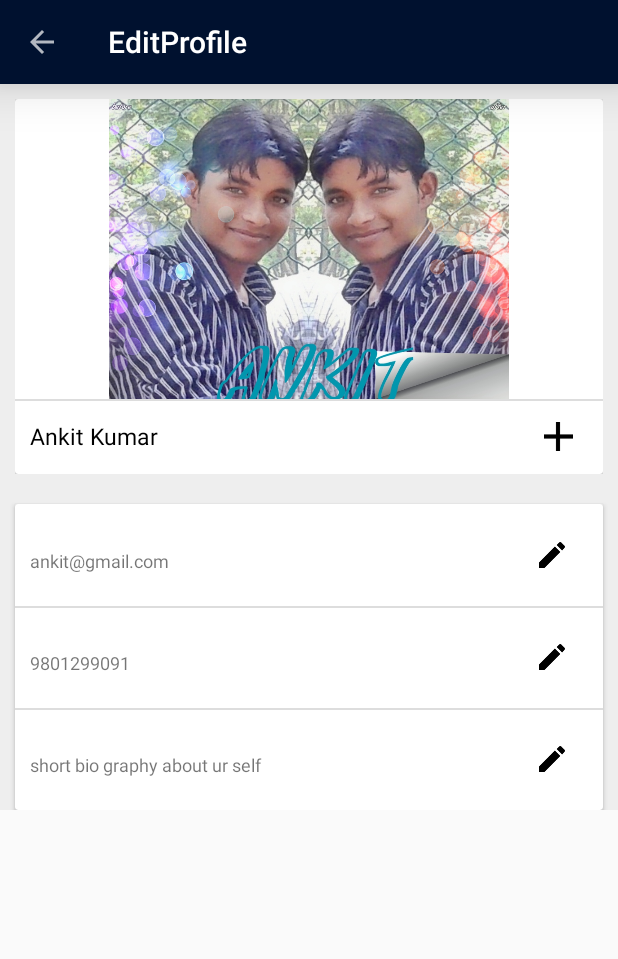
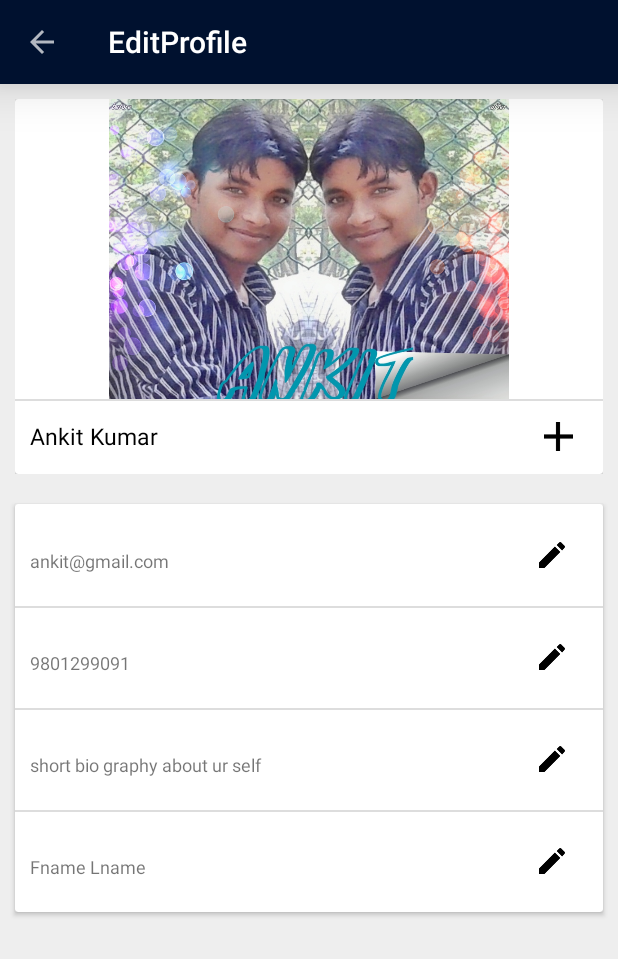
Before and after one commit to bxute/collegare-app, an Android app: the EditProfile screen opened directly, with no data from a screen before it, on a phone screen of 412 x 824 dp. Shown: the top 959 px of the screen. Run offline under Robolectric (Android 15) with nearby library versions, the phone set to English and light mode, and no system bars.

Commit message:
bug fixation

```diff
--- a/app/src/main/AndroidManifest.xml
+++ b/app/src/main/AndroidManifest.xml
@@ -46,6 +46,7 @@
             </intent-filter>
         </activity>
         <activity
+            android:screenOrientation="portrait"
             android:name=".Activity.individualPost"
             android:label="@string/title_activity_individual_post"
             android:parentActivityName=".Activity.Home"
--- a/app/src/main/java/com/collegare/com/collegare/Activity/EditProfile.java
+++ b/app/src/main/java/com/collegare/com/collegare/Activity/EditProfile.java
@@ -1,5 +1,6 @@
 package com.collegare.com.collegare.Activity;
 
+import android.app.ProgressDialog;
 import android.content.Intent;
 import android.database.Cursor;
 import android.graphics.BitmapFactory;
@@ -8,6 +9,7 @@ import android.os.Bundle;
 import android.provider.MediaStore;
 import android.support.v7.app.AppCompatActivity;
 import android.support.v7.widget.Toolbar;
+import android.util.Log;
 import android.view.View;
 import android.widget.EditText;
 import android.widget.ImageView;
@@ -15,6 +17,8 @@ import android.widget.LinearLayout;
 import android.widget.RelativeLayout;
 import android.widget.TextView;
 
+import com.collegare.com.collegare.Managers.DatabaseManager;
+import com.collegare.com.collegare.Models.CollegareUser;
 import com.collegare.com.collegare.R;
 
 public class EditProfile extends AppCompatActivity implements View.OnClickListener {
@@ -22,21 +26,21 @@ public class EditProfile extends AppCompatActivity implements View.OnClickListen
     ImageView proImage;
     TextView emailDisplay;
     ImageView editEmailImg, saveEmailImg;
-    EditText editEmailBox;
+    EditText editEmailBox,editNameBox;
     LinearLayout editHolder, displayHolder;
 
     Toolbar toolbar;
 
-    TextView contactDisplay;
-    ImageView editContactImg, saveContactImg;
+    TextView contactDisplay,username;
+    ImageView editContactImg, saveContactImg,saveNameImg,editNameImg;
     EditText editContactBox;
-    LinearLayout editcontactHolder, displayContactHolder;
+    LinearLayout editcontactHolder, displayContactHolder ,displayNameHolder;
 
-    TextView bioDisplay;
+    TextView bioDisplay,nameDisplay;
     ImageView editBioImg, saveBioImg;
     EditText editBioBox;
-    LinearLayout editBioHolder, displayBioHolder;
-
+    LinearLayout editBioHolder, displayBioHolder,editNameHolder;
+    ProgressDialog progressDialog;
     RelativeLayout proImageLayout;
 
     @Override
@@ -47,7 +51,9 @@ public class EditProfile extends AppCompatActivity implements View.OnClickListen
         setSupportActionBar(toolbar);
         getSupportActionBar().setHomeButtonEnabled(true);
         getSupportActionBar().setDisplayHomeAsUpEnabled(true);
+        progressDialog= new ProgressDialog(this);
 
+        username=(TextView)findViewById(R.id.username);
         proImage = (ImageView) findViewById(R.id.image);
         emailDisplay = (TextView) findViewById(R.id.Email);
         editEmailImg = (ImageView) findViewById(R.id.editEmailImage);
@@ -56,18 +62,26 @@ public class EditProfile extends AppCompatActivity implements View.OnClickListen
         editHolder = (LinearLayout) findViewById(R.id.editEmailHolder);
         displayHolder = (LinearLayout) findViewById(R.id.displayEmailHolder);
 
+
         contactDisplay = (TextView) findViewById(R.id.Contact);
         editContactImg = (ImageView) findViewById(R.id.editContactImage);
         saveContactImg = (ImageView) findViewById(R.id.saveContact);
+        saveNameImg= (ImageView) findViewById(R.id.saveName);
+        editNameBox= (EditText) findViewById(R.id.nameEditBox);
         editContactBox = (EditText) findViewById(R.id.contactEditBox);
         editcontactHolder = (LinearLayout) findViewById(R.id.editContactHolder);
         displayContactHolder = (LinearLayout) findViewById(R.id.displayContactHolder);
-
-
+        displayNameHolder= (LinearLayout) findViewById(R.id.displayNameHolder);
+        nameDisplay = (TextView) findViewById(R.id.Name);
         bioDisplay = (TextView) findViewById(R.id.Bio);
         editBioImg = (ImageView) findViewById(R.id.editBioImage);
         saveBioImg = (ImageView) findViewById(R.id.saveBio);
+        editNameImg= (ImageView) findViewById(R.id.editNameImage);
+
         editBioBox = (EditText) findViewById(R.id.bioEditBox);
+        editNameBox= (EditText) findViewById(R.id.nameEditBox);
+
+        editNameHolder= (LinearLayout) findViewById(R.id.editNameHolder);
         editBioHolder = (LinearLayout) findViewById(R.id.editBioHolder);
         displayBioHolder = (LinearLayout) findViewById(R.id.displayBioHolder);
 
@@ -84,8 +98,22 @@ public class EditProfile extends AppCompatActivity implements View.OnClickListen
         saveBioImg.setOnClickListener(this);
         editBioImg.setOnClickListener(this);
 
+        saveNameImg.setOnClickListener(this);
+        editNameImg.setOnClickListener(this);
+
+        progressDialog.setMessage("Saving Back....");
+        progressDialog.setIndeterminate(true);
     }
 
+    public void Intialize(){
+        CollegareUser user= DatabaseManager.getInstance(this).getUser();
+
+        username.setText(user.firstname+" "+user.lastname);
+        emailDisplay.setText(user.email);
+        contactDisplay.setText("000-000000-00");
+        bioDisplay.setText("null for now");
+
+    }
     @Override
     public void onClick(View view) {
         int id = view.getId();
@@ -129,6 +157,16 @@ public class EditProfile extends AppCompatActivity implements View.OnClickListen
                 editBioBox.setText(bioDisplay.getText().toString());
                 break;
 
+            case R.id.saveName:
+                editNameHolder.setVisibility(View.GONE);
+                displayNameHolder.setVisibility(View.VISIBLE);
+                nameDisplay.setText(editNameBox.getText().toString());
+                break;
+            case R.id.editNameImage:
+                editNameHolder.setVisibility(View.VISIBLE);
+                displayNameHolder.setVisibility(View.GONE);
+                editNameBox.setText(nameDisplay.getText().toString());
+                break;
         }
 
     }
@@ -140,6 +178,9 @@ public class EditProfile extends AppCompatActivity implements View.OnClickListen
 
     }
 
+    private void SaveChanges(){
+
+    }
     @Override
     protected void onActivityResult(int requestCode, int resultCode, Intent data) {
 
--- a/app/src/main/java/com/collegare/com/collegare/Activity/Home.java
+++ b/app/src/main/java/com/collegare/com/collegare/Activity/Home.java
@@ -87,6 +87,9 @@ public class Home extends AppCompatActivity {
         switch (id) {
             case R.id.action_Profile:
                 Intent aboutUsIntent = new Intent(this, Profile.class);
+                Bundle data=new Bundle();
+                data.putString("username",DatabaseManager.getInstance(this).getUser().username);
+                aboutUsIntent.putExtras(data);
                 startActivity(aboutUsIntent);
                 break;
             case R.id.action_LogOut:
--- a/app/src/main/java/com/collegare/com/collegare/Activity/Login.java
+++ b/app/src/main/java/com/collegare/com/collegare/Activity/Login.java
@@ -19,6 +19,7 @@ import android.widget.CheckBox;
 import android.widget.EditText;
 import android.widget.Toast;
 
+import com.android.volley.DefaultRetryPolicy;
 import com.android.volley.Request;
 import com.android.volley.Response;
 import com.android.volley.VolleyError;
@@ -178,7 +179,10 @@ public class Login extends AppCompatActivity implements View.OnClickListener, Vi
                 return params;
             }
         };
-        //Log.e("reqeust for login", "");
+        request.setRetryPolicy(new DefaultRetryPolicy(10000,
+                DefaultRetryPolicy.DEFAULT_MAX_RETRIES,
+                DefaultRetryPolicy.DEFAULT_BACKOFF_MULT));
+
         AppManager.getInstance().addToRequestQueue(request, "login", this);
     }
     private void TimeOut(){
--- a/app/src/main/res/layout/activity_profile.xml
+++ b/app/src/main/res/layout/activity_profile.xml
@@ -50,7 +50,7 @@
     </android.support.design.widget.AppBarLayout>
 
     <android.support.v4.widget.NestedScrollView
-        android:layout_height="wrap_content"
+        android:layout_height="match_parent"
         android:layout_width="match_parent"
         android:layout_gravity="fill"
         android:background="#eeeeee"
--- a/app/src/main/res/layout/edit_profile.xml
+++ b/app/src/main/res/layout/edit_profile.xml
@@ -5,9 +5,10 @@ xmlns:android="http://schemas.android.com/apk/res/android"
     android:layout_below="@+id/toolbar"
     android:layout_width="match_parent"
     android:id="@+id/scroller"
-    android:layout_height="wrap_content">
+    android:layout_height="match_parent">
 
 <RelativeLayout
+
     android:background="#eeeeee"
     android:layout_width="match_parent"
     android:layout_height="match_parent"
@@ -62,6 +63,7 @@ xmlns:android="http://schemas.android.com/apk/res/android"
                         android:layout_height="match_parent">
 
                         <TextView
+                            android:id="@+id/username"
                             android:textSize="15sp"
                             android:textColor="#000000"
                             android:gravity="center_vertical"
@@ -105,12 +107,14 @@ xmlns:android="http://schemas.android.com/apk/res/android"
         android:layout_marginLeft="10dp"
         android:layout_width="match_parent"
         android:layout_height="wrap_content"
+        android:layout_marginBottom="40dp"
         >
 
 
    <RelativeLayout
        android:layout_width="match_parent"
        android:layout_height="match_parent">
+
 
     <RelativeLayout
     android:padding="10dp"
@@ -273,7 +277,6 @@ xmlns:android="http://schemas.android.com/apk/res/android"
                 android:layout_height="48dp">
                 <ImageView
                     android:id="@+id/saveContact"
-                    android:background="@color/collegareBtn"
                     android:src="@android:drawable/ic_menu_save"
                     android:layout_width="match_parent"
                     android:layout_height="match_parent" />
@@ -283,7 +286,6 @@ xmlns:android="http://schemas.android.com/apk/res/android"
 
 
     </RelativeLayout>
-
        <ImageView
            android:layout_below="@+id/contactHolder"
            android:background="@drawable/post_divider"
@@ -296,6 +298,7 @@ xmlns:android="http://schemas.android.com/apk/res/android"
         android:layout_below="@+id/contactHolder"
         android:layout_width="match_parent"
         android:layout_height="wrap_content">
+
         <LinearLayout
 
             android:id="@+id/displayBioHolder"
@@ -366,7 +369,96 @@ xmlns:android="http://schemas.android.com/apk/res/android"
 
 
     </RelativeLayout>
+       <ImageView
+           android:layout_below="@+id/bioHolder"
+           android:background="@drawable/post_divider"
+           android:layout_width="match_parent"
+           android:layout_height="1dp" />
+
+       <RelativeLayout
+           android:padding="10dp"
+           android:id="@+id/nameHolder"
+           android:layout_below="@+id/bioHolder"
+           android:layout_width="match_parent"
+           android:layout_height="wrap_content"
+           >
+
+           <LinearLayout
+
+               android:id="@+id/displayNameHolder"
+               android:orientation="horizontal"
+               android:layout_width="match_parent"
+               android:layout_height="wrap_content">
+
+               <RelativeLayout
+                   android:layout_weight="5"
+                   android:layout_width="0dp"
+                   android:layout_height="match_parent">
+
+                   <TextView
+                       android:layout_marginTop="8dp"
+                       android:gravity="center_vertical"
+                       android:id="@+id/Name"
+                       android:layout_marginRight="10dp"
+                       android:textSize="12sp"
+                       android:text="Fname Lname"
+                       android:layout_width="match_parent"
+                       android:layout_height="match_parent" />
+
+               </RelativeLayout>
+
+
+               <RelativeLayout
+                   android:padding="15dp"
+                   android:layout_width="48dp"
+                   android:layout_height="48dp">
+                   <ImageView
+                       android:id="@+id/editNameImage"
+                       android:src="@drawable/edit"
+                       android:layout_width="match_parent"
+                       android:layout_height="match_parent" />
+               </RelativeLayout>
+
+           </LinearLayout>
+
+           <LinearLayout
+               android:visibility="gone"
+               android:id="@+id/editNameHolder"
+               android:orientation="horizontal"
+               android:layout_width="match_parent"
+               android:layout_height="48dp">
+
+               <EditText
+                   android:padding="5dp"
+                   android:background="@drawable/post_box"
+                   android:id="@+id/nameEditBox"
+                   android:layout_marginRight="10dp"
+                   android:layout_weight="5"
+                   android:textSize="12sp"
+                   android:hint="Fname Lname"
+                   android:layout_width="0dp"
+                   android:layout_height="wrap_content" />
+               <RelativeLayout
+                   android:padding="5dp"
+                   android:layout_width="48dp"
+                   android:layout_height="48dp">
+                   <ImageView
+                       android:id="@+id/saveName"
+                       android:src="@android:drawable/ic_menu_save"
+                       android:layout_width="match_parent"
+                       android:layout_height="match_parent" />
+               </RelativeLayout>
+
+           </LinearLayout>
+
+
+       </RelativeLayout>
+
+
    </RelativeLayout>
+
+
+
     </android.support.v7.widget.CardView>
 
 </RelativeLayout>
```
Also changed, not shown: app/src/main/java/com/collegare/com/collegare/Activity/Profile.java (+15 -7 lines), app/src/main/java/com/collegare/com/collegare/Activity/individualPost.java (+57 -23 lines), app/src/main/java/com/collegare/com/collegare/Fragments/Feeds.java (+13 -3 lines), app/src/main/java/com/collegare/com/collegare/Fragments/Messages.java (+11 -0 lines), app/src/main/java/com/collegare/com/collegare/Managers/postDataAdapter.java (+59 -14 lines), 1 other file.
